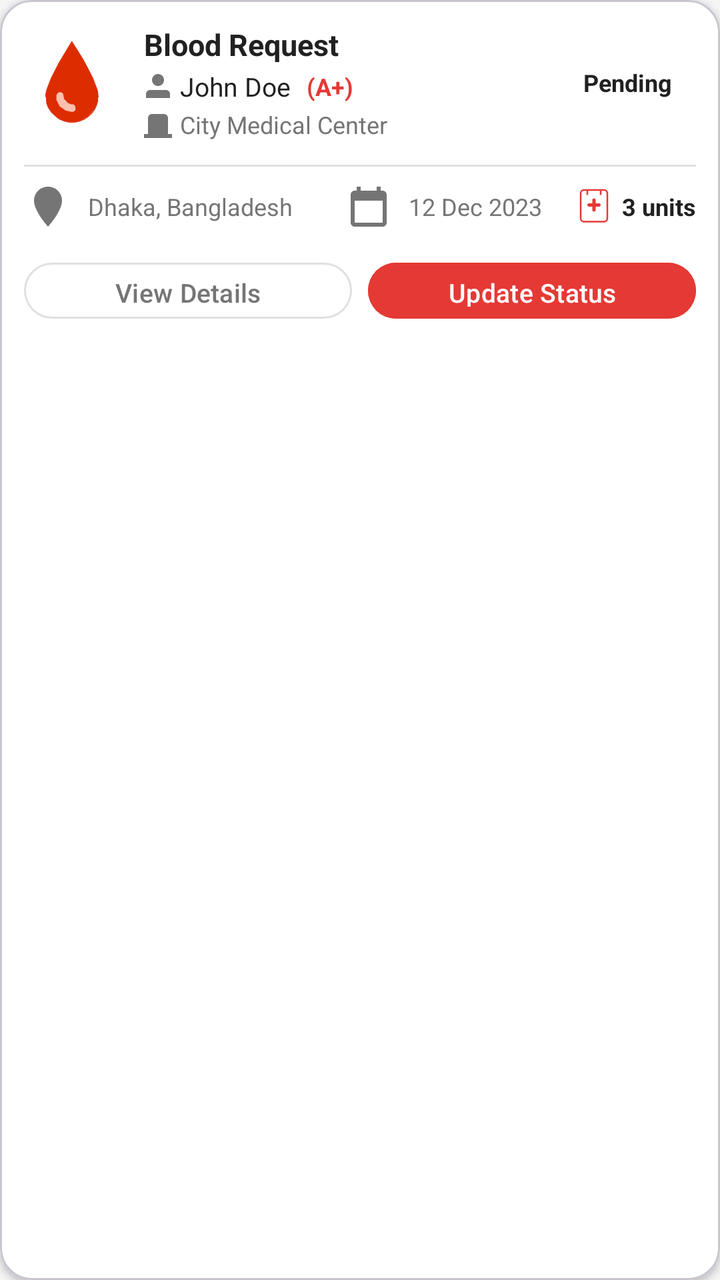
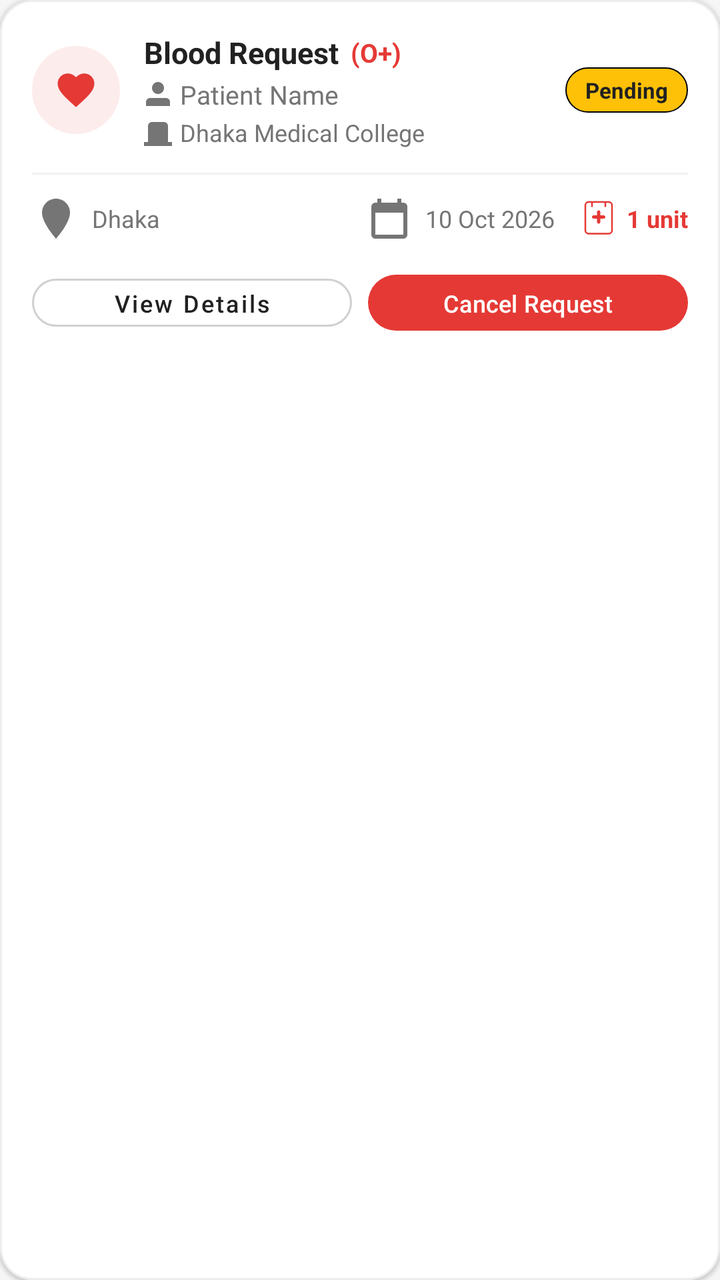

Screens rendered from an Android XML layout before and after an edit, with the pre-edit source and the edit as a unified diff.
<!-- AndroidManifest.xml: application theme Theme.DonateBlood -->
<!-- res/layout/item_history_request.xml -->
<?xml version="1.0" encoding="utf-8"?>
<com.google.android.material.card.MaterialCardView
    xmlns:android="http://schemas.android.com/apk/res/android"
    xmlns:app="http://schemas.android.com/apk/res-auto"
    android:layout_width="match_parent"
    android:layout_height="wrap_content"
    android:layout_margin="8dp"
    app:cardCornerRadius="16dp"
    app:cardElevation="2dp"
    app:cardBackgroundColor="@color/surface_white">

    <LinearLayout
        android:layout_width="match_parent"
        android:layout_height="wrap_content"
        android:orientation="vertical"
        android:padding="12dp"
        android:baselineAligned="false">

        
        <LinearLayout
            android:layout_width="match_parent"
            android:layout_height="wrap_content"
            android:orientation="horizontal"
            android:gravity="center_vertical">

            

            <ImageView
                android:layout_width="48dp"
                android:layout_height="48dp"
                android:src="@drawable/ic_blood_drop_small"



            android:contentDescription="@string/blood_request_icon" />

            
            <LinearLayout
                android:layout_width="0dp"
                android:layout_height="wrap_content"
                android:layout_weight="1"
                android:orientation="vertical"
                android:paddingStart="12dp"
                android:paddingEnd="12dp">

                
                <TextView
                    android:id="@+id/tvTitle"
                    android:layout_width="wrap_content"
                    android:layout_height="wrap_content"
                    android:text="@string/title_blood_request"
                    android:textSize="15sp"
                    android:textStyle="bold"
                    android:textColor="@color/text_primary" />

                
                <LinearLayout
                    android:layout_width="wrap_content"
                    android:layout_height="wrap_content"
                    android:orientation="horizontal"
                    android:gravity="center_vertical"
                    android:layout_marginTop="2dp">

                    <ImageView
                        android:layout_width="14dp"
                        android:layout_height="14dp"
                        android:src="@drawable/ic_user_small"
                        android:contentDescription="@string/desc_user_icon"
                        app:tint="@color/text_secondary"
                        android:layout_marginEnd="4dp" />

                    <TextView
                        android:id="@+id/tvPatient"
                        android:layout_width="wrap_content"
                        android:layout_height="wrap_content"
                        android:text="@string/patient_name"
                        android:textSize="13sp"
                        android:textColor="@color/text_primary" />

                    <TextView
                        android:id="@+id/tvBloodGroup"
                        android:layout_width="wrap_content"
                        android:layout_height="wrap_content"
                        android:layout_marginStart="8dp"
                        android:text="@string/blood_group_format"
                        android:textSize="12sp"
                        android:textStyle="bold"
                        android:textColor="@color/primary_red" />
                </LinearLayout>

                
                <TextView
                    android:id="@+id/tvHospital"
                    android:layout_width="wrap_content"
                    android:layout_height="wrap_content"
                    android:layout_marginTop="2dp"
                    app:drawableStartCompat="@drawable/ic_hospital_small"
                    android:drawablePadding="4dp"
                    app:drawableTint="@color/text_secondary"
                    android:text="@string/hospital_name"
                    android:textSize="12sp"
                    android:textColor="@color/text_secondary" />
            </LinearLayout>

            
            <TextView
                android:id="@+id/tvStatus"
                android:layout_width="wrap_content"
                android:layout_height="wrap_content"
                android:paddingHorizontal="12dp"
                android:paddingVertical="6dp"
                android:text="@string/status_pending"
                android:textSize="12sp"
                android:textStyle="bold"
                android:textColor="@color/text_primary"
                app:cornerRadius="12dp" />
        </LinearLayout>

        
        <View
            android:layout_width="match_parent"
            android:layout_height="1dp"
            android:layout_marginTop="12dp"
            android:layout_marginBottom="8dp"
            android:background="@color/border_color" />

        
        <LinearLayout
            android:layout_width="match_parent"
            android:layout_height="wrap_content"
            android:orientation="horizontal"
            android:gravity="center_vertical">

            
            <TextView
                android:id="@+id/tvLocation"
                android:layout_width="0dp"
                android:layout_height="wrap_content"
                android:layout_weight="1"
                app:drawableStartCompat="@drawable/ic_location"
                android:drawablePadding="8dp"
                app:drawableTint="@color/text_secondary"
                android:text="@string/location"
                android:textSize="12sp"
                android:gravity="center_vertical"
                android:textColor="@color/text_secondary" />


            
            <TextView
                android:id="@+id/tvDate"
                android:layout_width="wrap_content"
                android:layout_height="wrap_content"
                app:drawableStartCompat="@drawable/ic_calendar"
                android:drawablePadding="8dp"
                app:drawableTint="@color/text_secondary"
                android:text="@string/date"
                android:textSize="12sp"
                android:gravity="center_vertical"
                android:textColor="@color/text_secondary" />

            
            <TextView
                android:id="@+id/tvUnits"
                android:layout_width="wrap_content"
                android:layout_height="wrap_content"
                android:layout_marginStart="16dp"
                app:drawableStartCompat="@drawable/ic_blood_bag"
                android:drawablePadding="4dp"
                app:drawableTint="@color/primary_red"
                android:text="@string/blood_units"
                android:textSize="12sp"
                android:textStyle="bold"
                android:gravity="center_vertical"
                android:textColor="@color/text_primary" />
        </LinearLayout>

        
        <LinearLayout
            android:layout_width="match_parent"
            android:layout_height="wrap_content"
            android:layout_marginTop="12dp"
            android:orientation="horizontal"
            android:baselineAligned="false">

            <com.google.android.material.button.MaterialButton
                android:id="@+id/btnViewDetails"
                android:layout_width="0dp"
                android:layout_height="36dp"
                android:layout_weight="1"
                android:text="@string/button_view_details"
                android:textSize="13sp"
                android:textColor="@color/text_secondary"
                app:cornerRadius="18dp"
                app:strokeColor="@color/border_color"
                app:strokeWidth="1dp"
                android:backgroundTint="@android:color/transparent"
                android:textAllCaps="false" />

            <com.google.android.material.button.MaterialButton
                android:id="@+id/btnUpdateStatus"
                android:layout_width="0dp"
                android:layout_height="36dp"
                android:layout_weight="1"
                android:layout_marginStart="8dp"
                android:text="@string/button_update_status"
                android:textSize="13sp"
                android:textColor="@android:color/white"
                android:backgroundTint="@color/primary_red"
                app:cornerRadius="18dp"
                android:textAllCaps="false" />
        </LinearLayout>

    </LinearLayout>
</com.google.android.material.card.MaterialCardView>
<!-- resources referenced by this layout -->
<resources>
  <color name="border_color">#E0E0E0</color>
  <color name="primary_red">#E53935</color>
  <color name="surface_white">#FFFFFF</color>
  <color name="text_primary">#212121</color>
  <color name="text_secondary">#757575</color>
  <!-- drawable ic_blood_drop_small (drawable) -->
  <vector xmlns:android="http://schemas.android.com/apk/res/android" xmlns:aapt="http://schemas.android.com/aapt" android:viewportWidth="200" android:viewportHeight="200" android:width="200dp" android:height="200dp">
      <path android:pathData="M72.5 121Q80.1 119.9 82 124.5L84 134.5L90.5 143L97.5 146L102.5 146L107 149.5L108 157.5L103.5 162L99.5 163L86.5 160L74 150.5L67 136.5L67 126.5L70.5 122L72.5 121Z" android:fillColor="#FCBFAC" android:fillAlpha="0.9882353" android:strokeColor="#FCBFAC" android:strokeAlpha="0.9882353" android:strokeWidth="1"/>
      <path android:pathData="M99 16Q101.7 14.9 101 17.5Q124.4 51.6 143 90.5L153 116.5L155 131.5L154 131.5L153 120.5L144 95.5Q125 54.5 100.5 19L98 20.5Q74.6 55.6 56 95.5L49 113.5L45.5 132L45 126.5L47 116.5L57 90.5L73 59.5L99 16Z" android:fillColor="#DC2B00" android:fillAlpha="0.9764706" android:strokeColor="#DC2B00" android:strokeAlpha="0.9764706" android:strokeWidth="1"/>
      <path android:pathData="M46.5 133Q49.7 159.8 67.5 172L84.5 181L94.5 183L105.5 183Q130.9 178.9 143 161.5Q152 151 153.5 133L154 139.5Q149.3 160.8 134.5 172Q126.7 178.7 115.5 182L105.5 184L94.5 184L84.5 182L72.5 177L57 163.5L50 152.5L47 144.5L46.5 133Z" android:fillColor="#DC2B00" android:fillAlpha="0.9764706" android:strokeColor="#DC2B00" android:strokeAlpha="0.9764706" android:strokeWidth="1"/>
      <path android:pathData="M99.5 19L102 20.5Q125.4 55.6 144 95.5L153 120.5L154 132.5L152 143.5L147 155.5L132.5 172L115.5 181L105.5 183L94.5 183Q69.1 178.9 57 161.5Q46.3 149.2 46 126.5L49 113.5L56 95.5Q75 54.5 99.5 19ZM73 121L71 122L67 127L67 137L74 151L87 160L100 163L104 162L108 158L107 150L103 146L98 146L91 143L84 135L82 125Q80 120 73 121Z" android:fillColor="#DD2C00" android:strokeColor="#DD2C00" android:strokeWidth="1"/>
  </vector>
  <!-- drawable ic_calendar (drawable) -->
  <vector xmlns:android="http://schemas.android.com/apk/res/android"
      android:width="24dp"
      android:height="24dp"
      android:viewportWidth="24"
      android:viewportHeight="24">
      <path
          android:fillColor="#9E9E9E"
          android:pathData="M19,4h-1V2h-2v2H8V2H6v2H5C3.9,4 3.01,4.9 3.01,6L3,20c0,1.1 0.9,2 2,2h14c1.1,0 2,-0.9 2,-2V6c0,-1.1 -0.9,-2 -2,-2zM19,20H5V9h14v11z"/>
  </vector>
  <string name="blood_group_format">(A+)</string>
  <string name="blood_request_icon">Blood request icon</string>
  <string name="blood_units">3 units</string>
  <string name="button_update_status">Update Status</string>
  <string name="button_view_details">View Details</string>
  <string name="date">12 Dec 2023</string>
  <string name="desc_user_icon">User icon</string>
  <string name="hospital_name">City Medical Center</string>
  <string name="location">Dhaka, Bangladesh</string>
  <string name="patient_name">John Doe</string>
  <string name="status_pending">Pending</string>
  <string name="title_blood_request">Blood Request</string>
  <color name="primary_red_dark">#C62828</color>
  <color name="white">#FFFFFF</color>
  <color name="background_light">#F5F5F5</color>
  <style name="Widget.DonateBlood.Toolbar" parent="Widget.Material3.Toolbar">
          <item name="android:background">@color/primary_red</item>
          <item name="titleTextColor">@color/white</item>
          <item name="subtitleTextColor">@color/white</item>
      </style>
  <color name="text_hint">#9E9E9E</color>
  <!-- unchanged entries left out for length: 7 -->
</resources>

<!-- the commit's change to res/layout/item_history_request.xml (unified diff, before → after) -->
@@ -2,19 +2,22 @@
 <com.google.android.material.card.MaterialCardView
     xmlns:android="http://schemas.android.com/apk/res/android"
     xmlns:app="http://schemas.android.com/apk/res-auto"
+    xmlns:tools="http://schemas.android.com/tools"
     android:layout_width="match_parent"
     android:layout_height="wrap_content"
-    android:layout_margin="8dp"
+    android:layout_marginHorizontal="16dp"
+    android:layout_marginVertical="6dp"
     app:cardCornerRadius="16dp"
-    app:cardElevation="2dp"
+    app:cardElevation="1dp"
+    app:strokeWidth="1dp"
+    app:strokeColor="#EDEDED"
     app:cardBackgroundColor="@color/surface_white">
 
     <LinearLayout
         android:layout_width="match_parent"
         android:layout_height="wrap_content"
         android:orientation="vertical"
-        android:padding="12dp"
-        android:baselineAligned="false">
+        android:padding="16dp">
 
         
         <LinearLayout
@@ -24,15 +27,19 @@
             android:gravity="center_vertical">
 
             
-
-            <ImageView
-                android:layout_width="48dp"
-                android:layout_height="48dp"
-                android:src="@drawable/ic_blood_drop_small"
-
-
-
-            android:contentDescription="@string/blood_request_icon" />
+            <FrameLayout
+                android:layout_width="44dp"
+                android:layout_height="44dp"
+                android:background="@drawable/circle_light_red">
+
+                <ImageView
+                    android:layout_width="22dp"
+                    android:layout_height="22dp"
+                    android:layout_gravity="center"
+                    android:src="@drawable/ic_blood_drop"
+                    app:tint="@color/primary_red"
+                    android:contentDescription="@string/blood_request_icon" />
+            </FrameLayout>
 
             
             <LinearLayout
@@ -41,17 +48,34 @@
                 android:layout_weight="1"
                 android:orientation="vertical"
                 android:paddingStart="12dp"
-                android:paddingEnd="12dp">
+                android:paddingEnd="8dp">
 
                 
-                <TextView
-                    android:id="@+id/tvTitle"
+                <LinearLayout
                     android:layout_width="wrap_content"
                     android:layout_height="wrap_content"
-                    android:text="@string/title_blood_request"
-                    android:textSize="15sp"
-                    android:textStyle="bold"
-                    android:textColor="@color/text_primary" />
+                    android:orientation="horizontal"
+                    android:gravity="center_vertical">
+
+                    <TextView
+                        android:id="@+id/tvTitle"
+                        android:layout_width="wrap_content"
+                        android:layout_height="wrap_content"
+                        android:text="Blood Request"
+                        android:textSize="15sp"
+                        android:textStyle="bold"
+                        android:textColor="@color/text_primary" />
+
+                    <TextView
+                        android:id="@+id/tvBloodGroup"
+                        android:layout_width="wrap_content"
+                        android:layout_height="wrap_content"
+                        android:layout_marginStart="6dp"
+                        android:text="(O+)"
+                        android:textSize="13sp"
+                        android:textStyle="bold"
+                        android:textColor="@color/primary_red" />
+                </LinearLayout>
 
                 
                 <LinearLayout
@@ -73,19 +97,9 @@
                         android:id="@+id/tvPatient"
                         android:layout_width="wrap_content"
                         android:layout_height="wrap_content"
-                        android:text="@string/patient_name"
+                        android:text="Patient Name"
                         android:textSize="13sp"
-                        android:textColor="@color/text_primary" />
-
-                    <TextView
-                        android:id="@+id/tvBloodGroup"
-                        android:layout_width="wrap_content"
-                        android:layout_height="wrap_content"
-                        android:layout_marginStart="8dp"
-                        android:text="@string/blood_group_format"
-                        android:textSize="12sp"
-                        android:textStyle="bold"
-                        android:textColor="@color/primary_red" />
+                        android:textColor="@color/text_secondary" />
                 </LinearLayout>
 
                 
@@ -97,7 +111,7 @@
                     app:drawableStartCompat="@drawable/ic_hospital_small"
                     android:drawablePadding="4dp"
                     app:drawableTint="@color/text_secondary"
-                    android:text="@string/hospital_name"
+                    android:text="Dhaka Medical College"
                     android:textSize="12sp"
                     android:textColor="@color/text_secondary" />
             </LinearLayout>
@@ -107,13 +121,13 @@
                 android:id="@+id/tvStatus"
                 android:layout_width="wrap_content"
                 android:layout_height="wrap_content"
-                android:paddingHorizontal="12dp"
-                android:paddingVertical="6dp"
-                android:text="@string/status_pending"
-                android:textSize="12sp"
+                android:paddingHorizontal="10dp"
+                android:paddingVertical="4dp"
+                android:text="Pending"
+                android:textSize="11sp"
                 android:textStyle="bold"
                 android:textColor="@color/text_primary"
-                app:cornerRadius="12dp" />
+                android:background="@drawable/bg_status_pending" />
         </LinearLayout>
 
         
@@ -121,8 +135,8 @@
             android:layout_width="match_parent"
             android:layout_height="1dp"
             android:layout_marginTop="12dp"
-            android:layout_marginBottom="8dp"
-            android:background="@color/border_color" />
+            android:layout_marginBottom="10dp"
+            android:background="#F0F0F0" />
 
         
         <LinearLayout
@@ -138,23 +152,25 @@
                 android:layout_height="wrap_content"
                 android:layout_weight="1"
                 app:drawableStartCompat="@drawable/ic_location"
-                android:drawablePadding="8dp"
+                android:drawablePadding="6dp"
                 app:drawableTint="@color/text_secondary"
-                android:text="@string/location"
-                android:textSize="12sp"
+                android:text="Dhaka"
+                android:textSize="12sp"
+                android:singleLine="true"
+                android:ellipsize="end"
                 android:gravity="center_vertical"
                 android:textColor="@color/text_secondary" />
 
-
             
             <TextView
                 android:id="@+id/tvDate"
                 android:layout_width="wrap_content"
                 android:layout_height="wrap_content"
+                android:layout_marginStart="8dp"
                 app:drawableStartCompat="@drawable/ic_calendar"
-                android:drawablePadding="8dp"
+                android:drawablePadding="6dp"
                 app:drawableTint="@color/text_secondary"
-                android:text="@string/date"
+                android:text="10 Oct 2026"
                 android:textSize="12sp"
                 android:gravity="center_vertical"
                 android:textColor="@color/text_secondary" />
@@ -164,15 +180,15 @@
                 android:id="@+id/tvUnits"
                 android:layout_width="wrap_content"
                 android:layout_height="wrap_content"
-                android:layout_marginStart="16dp"
+                android:layout_marginStart="12dp"
                 app:drawableStartCompat="@drawable/ic_blood_bag"
                 android:drawablePadding="4dp"
                 app:drawableTint="@color/primary_red"
-                android:text="@string/blood_units"
+                android:text="1 unit"
                 android:textSize="12sp"
                 android:textStyle="bold"
                 android:gravity="center_vertical"
-                android:textColor="@color/text_primary" />
+                android:textColor="@color/primary_red" />
         </LinearLayout>
 
         
@@ -185,16 +201,16 @@
 
             <com.google.android.material.button.MaterialButton
                 android:id="@+id/btnViewDetails"
+                style="@style/Widget.MaterialComponents.Button.OutlinedButton"
                 android:layout_width="0dp"
                 android:layout_height="36dp"
                 android:layout_weight="1"
-                android:text="@string/button_view_details"
-                android:textSize="13sp"
-                android:textColor="@color/text_secondary"
+                android:text="View Details"
+                android:textSize="12sp"
+                android:textColor="@color/text_primary"
                 app:cornerRadius="18dp"
-                app:strokeColor="@color/border_color"
+                app:strokeColor="#D0D0D0"
                 app:strokeWidth="1dp"
-                android:backgroundTint="@android:color/transparent"
                 android:textAllCaps="false" />
 
             <com.google.android.material.button.MaterialButton
@@ -203,10 +219,10 @@
                 android:layout_height="36dp"
                 android:layout_weight="1"
                 android:layout_marginStart="8dp"
-                android:text="@string/button_update_status"
-                android:textSize="13sp"
-                android:textColor="@android:color/white"
-                android:backgroundTint="@color/primary_red"
+                android:text="Cancel Request"
+                android:textSize="12sp"
+                android:textColor="@color/white"
+                app:backgroundTint="@color/primary_red"
                 app:cornerRadius="18dp"
                 android:textAllCaps="false" />
         </LinearLayout>
<!-- resource entries referenced after the edit -->
@@ -1,17 +1,9 @@
 <!-- resources referenced by this layout -->
 <resources>
-  <color name="border_color">#E0E0E0</color>
   <color name="primary_red">#E53935</color>
   <color name="surface_white">#FFFFFF</color>
   <color name="text_primary">#212121</color>
   <color name="text_secondary">#757575</color>
-  <!-- drawable ic_blood_drop_small (drawable) -->
-  <vector xmlns:android="http://schemas.android.com/apk/res/android" xmlns:aapt="http://schemas.android.com/aapt" android:viewportWidth="200" android:viewportHeight="200" android:width="200dp" android:height="200dp">
-      <path android:pathData="M72.5 121Q80.1 119.9 82 124.5L84 134.5L90.5 143L97.5 146L102.5 146L107 149.5L108 157.5L103.5 162L99.5 163L86.5 160L74 150.5L67 136.5L67 126.5L70.5 122L72.5 121Z" android:fillColor="#FCBFAC" android:fillAlpha="0.9882353" android:strokeColor="#FCBFAC" android:strokeAlpha="0.9882353" android:strokeWidth="1"/>
-      <path android:pathData="M99 16Q101.7 14.9 101 17.5Q124.4 51.6 143 90.5L153 116.5L155 131.5L154 131.5L153 120.5L144 95.5Q125 54.5 100.5 19L98 20.5Q74.6 55.6 56 95.5L49 113.5L45.5 132L45 126.5L47 116.5L57 90.5L73 59.5L99 16Z" android:fillColor="#DC2B00" android:fillAlpha="0.9764706" android:strokeColor="#DC2B00" android:strokeAlpha="0.9764706" android:strokeWidth="1"/>
-      <path android:pathData="M46.5 133Q49.7 159.8 67.5 172L84.5 181L94.5 183L105.5 183Q130.9 178.9 143 161.5Q152 151 153.5 133L154 139.5Q149.3 160.8 134.5 172Q126.7 178.7 115.5 182L105.5 184L94.5 184L84.5 182L72.5 177L57 163.5L50 152.5L47 144.5L46.5 133Z" android:fillColor="#DC2B00" android:fillAlpha="0.9764706" android:strokeColor="#DC2B00" android:strokeAlpha="0.9764706" android:strokeWidth="1"/>
-      <path android:pathData="M99.5 19L102 20.5Q125.4 55.6 144 95.5L153 120.5L154 132.5L152 143.5L147 155.5L132.5 172L115.5 181L105.5 183L94.5 183Q69.1 178.9 57 161.5Q46.3 149.2 46 126.5L49 113.5L56 95.5Q75 54.5 99.5 19ZM73 121L71 122L67 127L67 137L74 151L87 160L100 163L104 162L108 158L107 150L103 146L98 146L91 143L84 135L82 125Q80 120 73 121Z" android:fillColor="#DD2C00" android:strokeColor="#DD2C00" android:strokeWidth="1"/>
-  </vector>
   <!-- drawable ic_calendar (drawable) -->
   <vector xmlns:android="http://schemas.android.com/apk/res/android"
       android:width="24dp"
@@ -22,20 +14,36 @@
           android:fillColor="#9E9E9E"
           android:pathData="M19,4h-1V2h-2v2H8V2H6v2H5C3.9,4 3.01,4.9 3.01,6L3,20c0,1.1 0.9,2 2,2h14c1.1,0 2,-0.9 2,-2V6c0,-1.1 -0.9,-2 -2,-2zM19,20H5V9h14v11z"/>
   </vector>
-  <string name="blood_group_format">(A+)</string>
   <string name="blood_request_icon">Blood request icon</string>
-  <string name="blood_units">3 units</string>
-  <string name="button_update_status">Update Status</string>
-  <string name="button_view_details">View Details</string>
-  <string name="date">12 Dec 2023</string>
   <string name="desc_user_icon">User icon</string>
-  <string name="hospital_name">City Medical Center</string>
-  <string name="location">Dhaka, Bangladesh</string>
-  <string name="patient_name">John Doe</string>
-  <string name="status_pending">Pending</string>
-  <string name="title_blood_request">Blood Request</string>
+  <color name="warning_yellow">#FFC107</color>
+  <color name="black">#000000</color>
   <color name="primary_red_dark">#C62828</color>
   <color name="white">#FFFFFF</color>
+  <!-- drawable bg_status_pending (drawable) -->
+  <?xml version="1.0" encoding="utf-8"?>
+  <shape xmlns:android="http://schemas.android.com/apk/res/android"
+      android:shape="rectangle">
+      <corners android:radius="12dp" />
+      <solid android:color="@color/warning_yellow" />
+      <stroke
+          android:width="0.5dp"
+          android:color="@color/black"/>
+  
+  
+  
+  
+  
+  </shape>
+  <!-- drawable circle_light_red (drawable) -->
+  <shape xmlns:android="http://schemas.android.com/apk/res/android"
+      android:shape="oval">
+      <solid android:color="#FDECEC" />
+  </shape>
+  <!-- drawable ic_blood_drop (drawable) -->
+  <vector xmlns:android="http://schemas.android.com/apk/res/android" android:width="24dp" android:height="24dp" android:viewportWidth="24" android:viewportHeight="24" android:tint="#666">
+      <path android:fillColor="@android:color/white" android:pathData="M12,21.35L10.55,20.03C5.4,15.36 2,12.28 2,8.5C2,5.42 4.42,3 7.5,3C9.24,3 10.91,3.81 12,5.09C13.09,3.81 14.76,3 16.5,3C19.58,3 22,5.42 22,8.5C22,12.28 18.6,15.36 13.45,20.04L12,21.35Z"/>
+  </vector>
   <color name="background_light">#F5F5F5</color>
   <style name="Widget.DonateBlood.Toolbar" parent="Widget.Material3.Toolbar">
           <item name="android:background">@color/primary_red</item>
